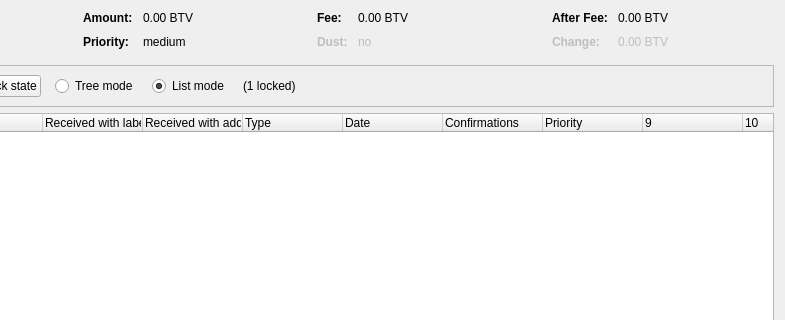
This is src/qt/forms/coincontroldialog.ui in belechedev/BG-GoldMetalCoin as Qt 5 draws it before an edit; both pictures show x 169 to 954 and y 0 to 320 of the 954 by 500 pixel window. The edited form follows.
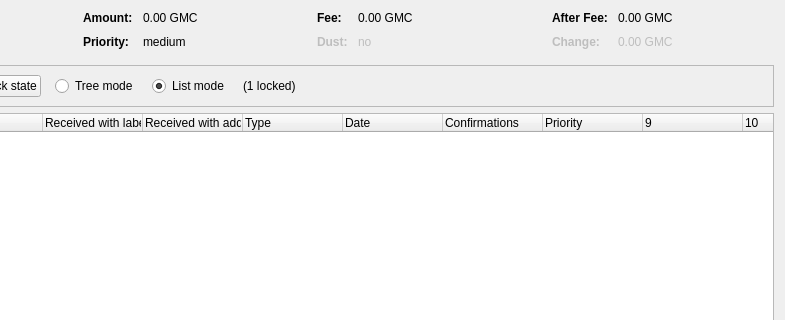
This is the edited form. Custom widgets are drawn as their Qt base class.

Diff of the .ui file:
```diff
--- a/src/qt/forms/coincontroldialog.ui
+++ b/src/qt/forms/coincontroldialog.ui
@@ -132,7 +132,7 @@
           <enum>Qt::ActionsContextMenu</enum>
          </property>
          <property name="text">
-          <string notr="true">0.00 BTV</string>
+          <string notr="true">0.00 GMC</string>
          </property>
          <property name="textInteractionFlags">
           <set>Qt::LinksAccessibleByMouse|Qt::TextSelectableByKeyboard|Qt::TextSelectableByMouse</set>
@@ -206,7 +206,7 @@
           <enum>Qt::ActionsContextMenu</enum>
          </property>
          <property name="text">
-          <string notr="true">0.00 BTV</string>
+          <string notr="true">0.00 GMC</string>
          </property>
          <property name="textInteractionFlags">
           <set>Qt::LinksAccessibleByMouse|Qt::TextSelectableByKeyboard|Qt::TextSelectableByMouse</set>
@@ -286,7 +286,7 @@
           <enum>Qt::ActionsContextMenu</enum>
          </property>
          <property name="text">
-          <string notr="true">0.00 BTV</string>
+          <string notr="true">0.00 GMC</string>
          </property>
          <property name="textInteractionFlags">
           <set>Qt::LinksAccessibleByMouse|Qt::TextSelectableByKeyboard|Qt::TextSelectableByMouse</set>
@@ -321,7 +321,7 @@
           <enum>Qt::ActionsContextMenu</enum>
          </property>
          <property name="text">
-          <string notr="true">0.00 BTV</string>
+          <string notr="true">0.00 GMC</string>
          </property>
          <property name="textInteractionFlags">
           <set>Qt::LinksAccessibleByMouse|Qt::TextSelectableByKeyboard|Qt::TextSelectableByMouse</set>
```
